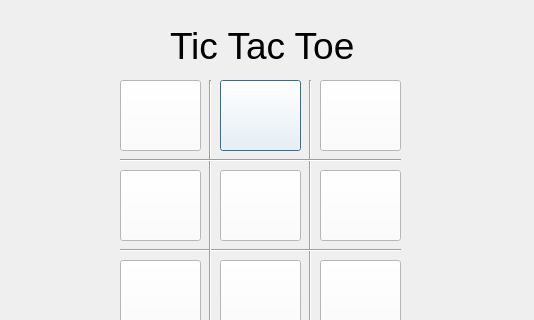
This is GamesApp/tic_tac_toe.ui in NoahMcKearney/Software-Team-Project as Qt 5 draws it before an edit; both pictures show x 0 to 534 and y 0 to 320 of the 534 by 480 pixel window. The edited form follows.
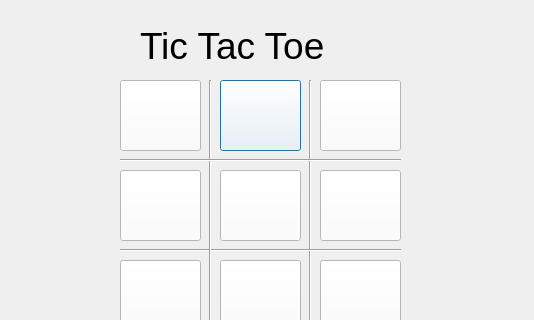
This is the edited form.

```diff
--- a/GamesApp/tic_tac_toe.ui
+++ b/GamesApp/tic_tac_toe.ui
@@ -540,9 +540,9 @@
   <widget class="QLabel" name="titleLabel">
    <property name="geometry">
     <rect>
-     <x>170</x>
+     <x>140</x>
      <y>-10</y>
-     <width>211</width>
+     <width>261</width>
      <height>111</height>
     </rect>
    </property>
```
Left out of the diff: 3 changed lines with no effect on the pictures.
